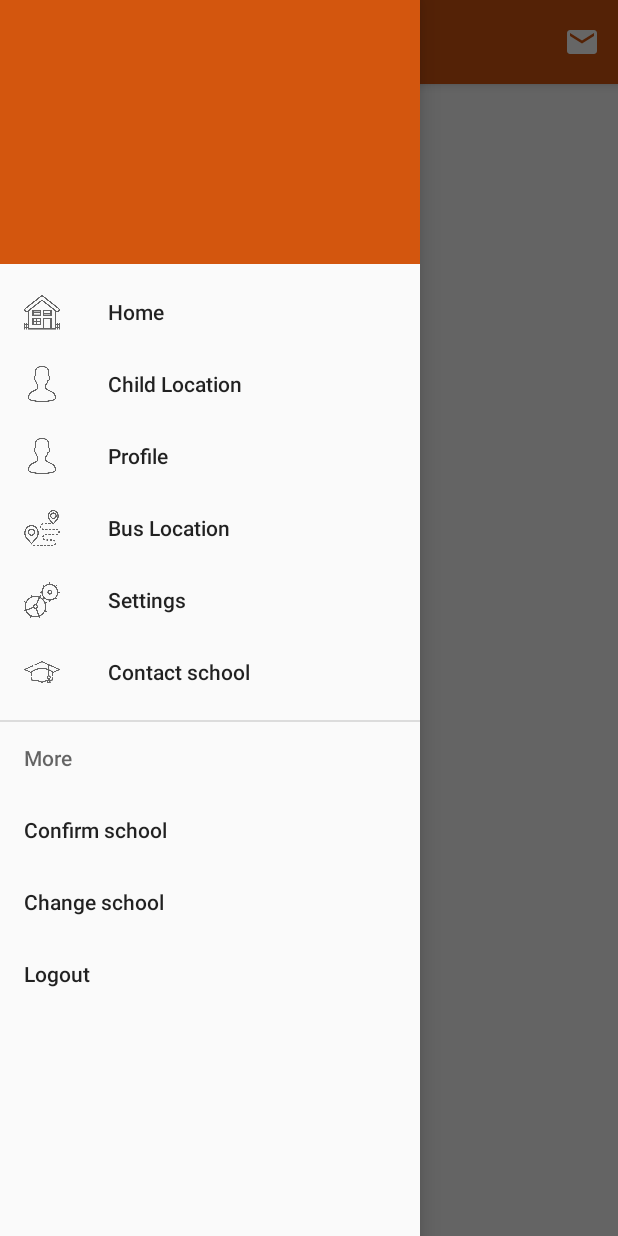
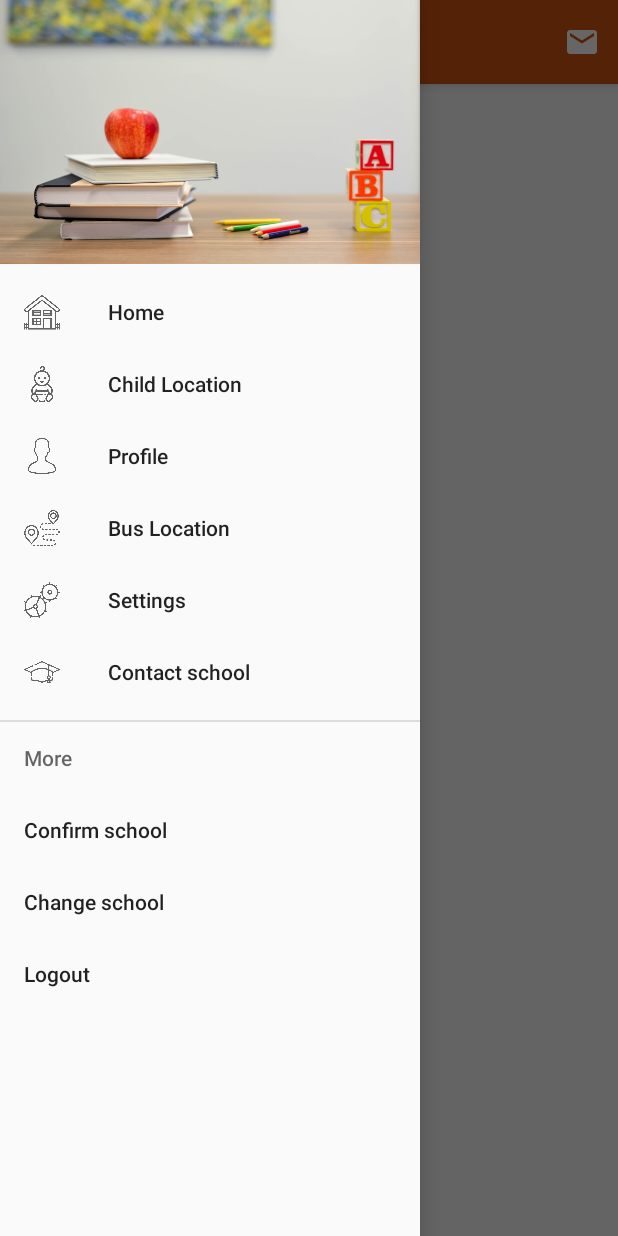
Before and after one commit to janim2/Safet, an Android app: the MainActivity screen opened directly, with no data from a screen before it, with the side drawer open, on a phone screen of 412 x 824 dp. Run offline under Robolectric (Android 15) with nearby library versions, the phone set to English and light mode, and no system bars; our stand-ins replace Firebase (no records; nobody signed in at launch, a user with empty details on screens opened directly); pictures from the network do not load.

Commit message:
petty changes

```diff
--- a/app/src/main/java/com/tekdivisal/safet/Adapters/image_slider_adapter.java
+++ b/app/src/main/java/com/tekdivisal/safet/Adapters/image_slider_adapter.java
@@ -14,13 +14,13 @@ public class image_slider_adapter extends SliderAdapter {
     public void onBindImageSlide(int position, ImageSlideViewHolder viewHolder) {
         switch (position) {
             case 0:
-                viewHolder.bindImageSlide("https://assets.materialup.com/uploads/dcc07ea4-845a-463b-b5f0-4696574da5ed/preview.jpg");
+                viewHolder.bindImageSlide("https://www.cdnis.edu.hk/sites/default/files/styles/1200x795/public/CDNIS%20solar%20panel_1.jpg?itok=qCVODOAq");
                 break;
             case 1:
-                viewHolder.bindImageSlide("https://assets.materialup.com/uploads/20ded50d-cc85-4e72-9ce3-452671cf7a6d/preview.jpg");
+                viewHolder.bindImageSlide("https://studysive.com/wp-content/uploads/2019/08/IMG_6482av-cropped.jpg");
                 break;
             case 2:
-                viewHolder.bindImageSlide("https://assets.materialup.com/uploads/76d63bbc-54a1-450a-a462-d90056be881b/preview.png");
+                viewHolder.bindImageSlide("https://www.al.com/resizer/ceGxncEJ-FXZLbQo_kWb9aCOUKM=/1280x0/smart/advancelocal-adapter-image-uploads.s3.amazonaws.com/image.al.com/home/bama-media/width2048/img/spotnews/photo/gardendale-high-school-d22ee872679c54d7.jpg");
                 break;
         }
     }
--- a/app/src/main/res/layout/nav_header_home.xml
+++ b/app/src/main/res/layout/nav_header_home.xml
@@ -3,7 +3,7 @@
     xmlns:app="http://schemas.android.com/apk/res-auto"
     android:layout_width="match_parent"
     android:layout_height="@dimen/nav_header_height"
-    android:background="@color/colorPrimary"
+    android:background="@drawable/school_image"
     android:gravity="bottom"
     android:orientation="vertical"
     android:paddingLeft="@dimen/activity_horizontal_margin"
--- a/app/src/main/res/menu/activity_home_drawer.xml
+++ b/app/src/main/res/menu/activity_home_drawer.xml
@@ -11,7 +11,7 @@
 
         <item
             android:id="@+id/locate_children"
-            android:icon="@drawable/user"
+            android:icon="@drawable/child"
             android:title="Child Location" />
 
         <item
```
Also changed, not shown: app/src/main/res/drawable/child.png (added), app/src/main/res/drawable/school_image.jpg (added).
